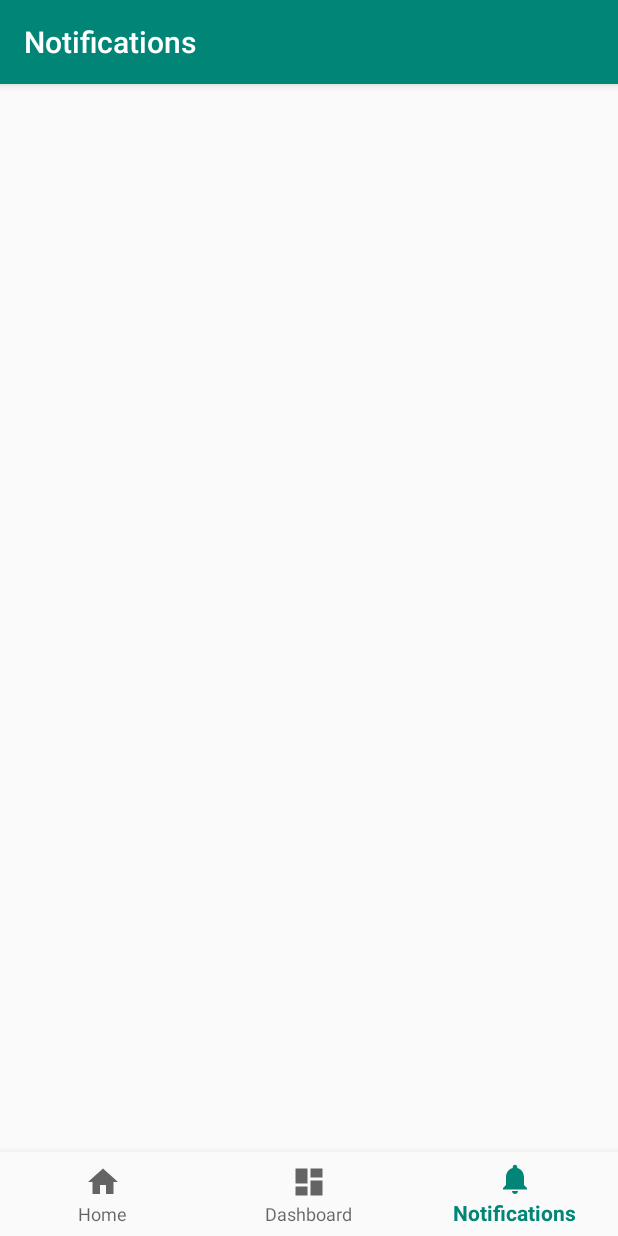
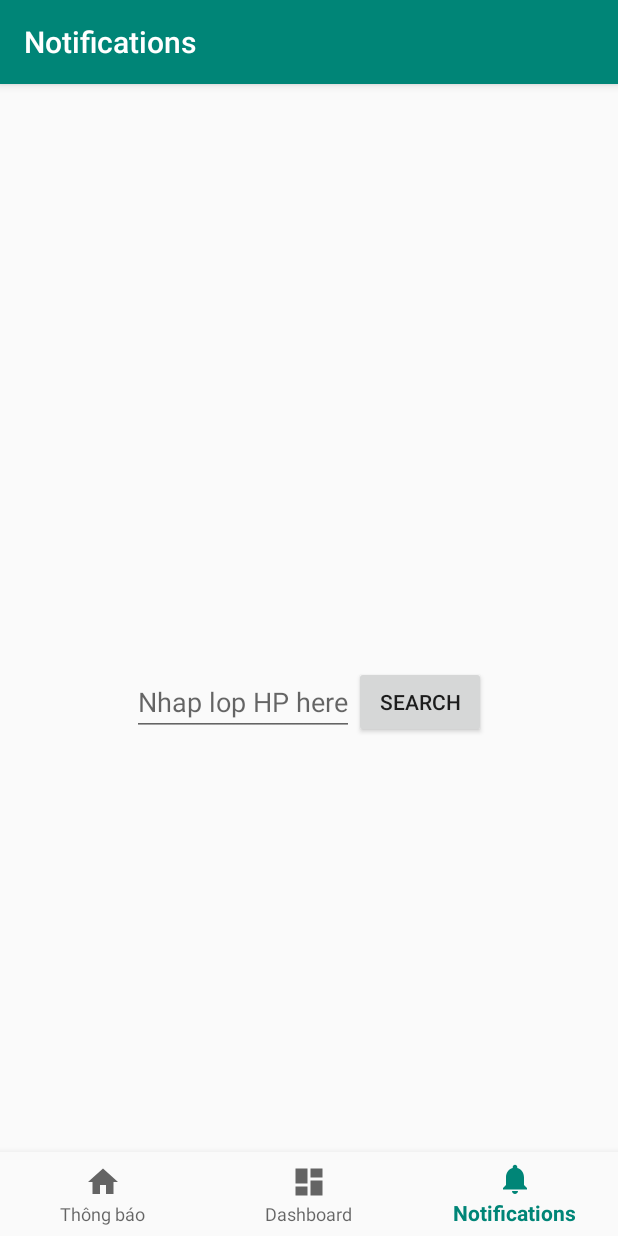
Before and after one commit to Bad-Intentions-team/DUTNotifier, an Android app: the screen it shows after launch (MainActivity), item 3 of the bottom bar chosen, on a phone screen of 412 x 824 dp. Run offline under Robolectric (Android 15) with nearby library versions, the phone set to English and light mode, and no system bars; our stand-ins replace navigation-ui.

Commit message:
Add SQLite, Broadcast Receiver, reformat code
Add class MyDatabaseHelper
Add class Wifi, Connection Receiver

```diff
--- /dev/null
+++ b/app/src/main/java/com/example/dutnotifier/INTERNET/ConnectionReceiver.java
@@ -0,0 +1,20 @@
+package com.example.dutnotifier.INTERNET;
+
+import android.content.BroadcastReceiver;
+import android.content.Context;
+import android.content.Intent;
+import android.net.ConnectivityManager;
+import android.net.NetworkInfo;
+
+public class ConnectionReceiver extends BroadcastReceiver {
+    @Override
+    public void onReceive(Context context, Intent intent) {
+    }
+    public static boolean isConnected() {
+        ConnectivityManager
+                cm = (ConnectivityManager) Wifi.getInstance().getApplicationContext()
+                .getSystemService(Context.CONNECTIVITY_SERVICE);
+        NetworkInfo ni = cm.getActiveNetworkInfo();
+        return ni != null && ni.isConnectedOrConnecting();
+    }
+}
--- /dev/null
+++ b/app/src/main/java/com/example/dutnotifier/INTERNET/Wifi.java
@@ -0,0 +1,15 @@
+package com.example.dutnotifier.INTERNET;
+
+import android.app.Application;
+
+public class Wifi extends Application {
+    static Wifi wifiInstance;
+    @Override
+    public void onCreate() {
+        super.onCreate();
+        wifiInstance = this;
+    }
+    public static synchronized Wifi getInstance() {
+        return wifiInstance;
+    }
+}
--- a/app/src/main/java/com/example/dutnotifier/MainActivity.java
+++ b/app/src/main/java/com/example/dutnotifier/MainActivity.java
@@ -15,7 +15,7 @@ public class MainActivity extends AppCompatActivity {
     @Override
     protected void onCreate(Bundle savedInstanceState) {
         super.onCreate(savedInstanceState);
-        setContentView(R.layout.activity_main2);
+        setContentView(R.layout.activity_main);
         BottomNavigationView navView = findViewById(R.id.nav_view);
         // Passing each menu ID as a set of Ids because each
         // menu should be considered as top level destinations.
--- /dev/null
+++ b/app/src/main/java/com/example/dutnotifier/MyDatabaseHelper.java
@@ -0,0 +1,98 @@
+package com.example.dutnotifier;
+
+import android.content.ContentValues;
+import android.content.Context;
+import android.database.Cursor;
+import android.database.sqlite.SQLiteDatabase;
+import android.database.sqlite.SQLiteOpenHelper;
+
+import com.example.dutnotifier.model.modelNoti;
+
+import java.util.ArrayList;
+import java.util.List;
+
+public class MyDatabaseHelper extends SQLiteOpenHelper {
+
+    private static final String TAG = "SQLite";
+    private static final int DATABASE_VERSION = 1;
+    private static final String DATABASE_NAME = "Noti_Manager";
+
+    // Tên bảng: Note.
+    private static final String TABLE_NOTI = "Notification";
+
+    private static final String COLUMN_NOTI_ID ="Noti_Id";
+    private static final String COLUMN_NOTI_TITLE ="Noti_Title";
+    private static final String COLUMN_NOTI_CONTENT = "Noti_Content";
+
+    public MyDatabaseHelper(Context context)  {
+        super(context, DATABASE_NAME, null, DATABASE_VERSION);
+    }
+    @Override
+    public void onCreate(SQLiteDatabase db) {
+        // Script tạo bảng.
+        String script = "CREATE TABLE " + TABLE_NOTI + "("
+                + COLUMN_NOTI_ID + " INTEGER PRIMARY KEY," + COLUMN_NOTI_TITLE + " TEXT,"
+                + COLUMN_NOTI_CONTENT + " TEXT" + ")";
+        // Chạy lệnh tạo bảng.
+        db.execSQL(script);
+    }
+
+    @Override
+    public void onUpgrade(SQLiteDatabase db, int oldVersion, int newVersion) {
+        // Hủy (drop) bảng cũ nếu nó đã tồn tại.
+        db.execSQL("DROP TABLE IF EXISTS " + TABLE_NOTI);
+        // Và tạo lại.
+        onCreate(db);
+    }
+
+    public void addNoti(modelNoti noti) {
+        SQLiteDatabase db = this.getWritableDatabase();
+        ContentValues values = new ContentValues();
+        values.put(COLUMN_NOTI_TITLE, noti.getTitle());
+        values.put(COLUMN_NOTI_CONTENT, noti.getContent());
+        // Crèn một dòng dữ liệu vào bảng.
+        db.insert(TABLE_NOTI, null, values);
+        // Đóng kết nối database.
+        db.close();
+    }
+
+    public void deleteTable() {
+        SQLiteDatabase db = this.getReadableDatabase();
+        db.execSQL("DROP TABLE IF EXISTS " + TABLE_NOTI);
+        onCreate(db);
+    }
+
+    public int getCountNoti() {
+        String countQuery = "SELECT  * FROM " + TABLE_NOTI;
+        SQLiteDatabase db = this.getReadableDatabase();
+        Cursor cursor = db.rawQuery(countQuery, null);
+//        cursor.close();
+        // return count
+        return cursor.getCount();
+    }
+
+    public ArrayList<modelNoti> getAllNotis() {
+        ArrayList<modelNoti> notiList = new ArrayList<modelNoti>();
+        // Select All Query
+        String selectQuery = "SELECT  * FROM " + TABLE_NOTI;
+
+        SQLiteDatabase db = this.getWritableDatabase();
+        Cursor cursor = db.rawQuery(selectQuery, null);
+
+
+        // Duyệt trên con trỏ, và thêm vào danh sách.
+        if (cursor.moveToFirst()) {
+            do {
+                modelNoti noti = new modelNoti();
+                noti.setId(Integer.parseInt(cursor.getString(0)));
+                noti.setTitle(cursor.getString(1));
+                noti.setContent(cursor.getString(2));
+                // Thêm vào danh sách.
+                notiList.add(noti);
+            } while (cursor.moveToNext());
+        }
+
+        // return note list
+        return notiList;
+    }
+}
--- a/app/src/main/java/com/example/dutnotifier/ui/dashboard/DashboardFragment.java
+++ b/app/src/main/java/com/example/dutnotifier/ui/dashboard/DashboardFragment.java
@@ -21,7 +21,7 @@ public class DashboardFragment extends Fragment {
                              ViewGroup container, Bundle savedInstanceState) {
 
         View root = inflater.inflate(R.layout.fragment_dashboard, container, false);
-        final TextView textView = root.findViewById(R.id.text_dashboard);
+  //      final TextView textView = root.findViewById(R.id.text_dashboard);
         return root;
     }
 }
--- a/app/src/main/java/com/example/dutnotifier/ui/home/HomeFragment.java
+++ b/app/src/main/java/com/example/dutnotifier/ui/home/HomeFragment.java
@@ -6,12 +6,15 @@ import android.view.LayoutInflater;
 import android.view.View;
 import android.view.ViewGroup;
 import android.widget.TextView;
+import android.widget.Toast;
 
 import androidx.annotation.NonNull;
 import androidx.fragment.app.Fragment;
 import androidx.recyclerview.widget.GridLayoutManager;
 import androidx.recyclerview.widget.RecyclerView;
 
+import com.example.dutnotifier.INTERNET.ConnectionReceiver;
+import com.example.dutnotifier.MyDatabaseHelper;
 import com.example.dutnotifier.NotiAdapter;
 import com.example.dutnotifier.R;
 import com.example.dutnotifier.model.modelNoti;
@@ -28,11 +31,14 @@ public class HomeFragment extends Fragment {
     public static final String MY_URL = "http://sv.dut.udn.vn/G_Thongbao_LopHP.aspx";
     private RecyclerView recycler;
     private NotiAdapter notiAdapter;
+    private MyDatabaseHelper db;
     public View onCreateView(@NonNull LayoutInflater inflater,
                              ViewGroup container, Bundle savedInstanceState) {
 
+        db = new MyDatabaseHelper(getActivity());
         View root = inflater.inflate(R.layout.fragment_home, container, false);
         recycler = (RecyclerView) root.findViewById(R.id.recyler_category);
+
         configRecyclerView();
         new DownloadTask().execute(MY_URL);
         return root;
@@ -51,13 +57,13 @@ public class HomeFragment extends Fragment {
         protected ArrayList<modelNoti> doInBackground(String... strings) {
             Document document = null;
             ArrayList<modelNoti> listNoti = new ArrayList<>();
+            if( checkInternet() == true) {
+                db.deleteTable();
                 try {
                     document = (Document) Jsoup.connect(strings[0]).get();
                     if (document != null) {
                         Elements sub = document.select("body");
                         Element element = sub.first();
-
-
                         String str = element.ownText();
                         String [] arr = str.split("Thầy");
                         for(int i=1;i<arr.length;i++) {
@@ -79,31 +85,20 @@ public class HomeFragment extends Fragment {
                                 noti.setContent(arr[j]);
                                 j++;
                             }
-
                             while(b != temp) {
                                 noti.setContent(b.text());
                                 b= b.nextElementSibling();
                             }
                             listNoti.add(noti);
+                            db.addNoti(noti);
                         }
-
-//                    for(int i=0;i<25;i++) {
-//                        modelNoti noti = new modelNoti();
-//                        Element element1 = element.getElementsByClass("MsoNormal").get(i);
-//                        Element date = element1.getElementsByTag("span").first();
-//                        Element title = element1.getElementsByTag("span").get(2);
-//
-//                        noti.setDate(date.text());
-//                        noti.setTitle(title.text());
-//                        noti.setContent("Unknown");
-//                        listNoti.add(noti);
-//
-//                    }
-
                     }
-
                 } catch (IOException e) {
                     e.printStackTrace();
+                }
+            }
+            else {
+                listNoti = db.getAllNotis();
             }
                 return listNoti;
         }
@@ -116,4 +111,9 @@ public class HomeFragment extends Fragment {
             recycler.setAdapter(notiAdapter);
         }
     }
+
+    private boolean checkInternet(){
+        boolean check = ConnectionReceiver.isConnected();
+        return check;
     }
+}
--- a/app/src/main/java/com/example/dutnotifier/ui/notifications/NotificationsFragment.java
+++ b/app/src/main/java/com/example/dutnotifier/ui/notifications/NotificationsFragment.java
@@ -4,6 +4,8 @@ import android.os.Bundle;
 import android.view.LayoutInflater;
 import android.view.View;
 import android.view.ViewGroup;
+import android.widget.Button;
+import android.widget.EditText;
 import android.widget.TextView;
 
 import androidx.annotation.Nullable;
@@ -15,15 +17,16 @@ import androidx.lifecycle.ViewModelProviders;
 import com.example.dutnotifier.R;
 
 public class NotificationsFragment extends Fragment {
-
+    private EditText mEdtInput;
+    private Button mBtnSearch;
 
 
     public View onCreateView(@NonNull LayoutInflater inflater,
                              ViewGroup container, Bundle savedInstanceState) {
 
         View root = inflater.inflate(R.layout.fragment_notifications, container, false);
-        final TextView textView = root.findViewById(R.id.text_notifications);
-
+        mEdtInput = (EditText) root.findViewById(R.id.edt_input);
+        mBtnSearch = (Button) root.findViewById(R.id.btn_search);
         return root;
     }
 }
--- a/app/src/main/res/layout/fragment_notifications.xml
+++ b/app/src/main/res/layout/fragment_notifications.xml
@@ -1,19 +1,20 @@
 <?xml version="1.0" encoding="utf-8"?>
-<androidx.constraintlayout.widget.ConstraintLayout xmlns:android="http://schemas.android.com/apk/res/android"
+<LinearLayout xmlns:android="http://schemas.android.com/apk/res/android"
     xmlns:app="http://schemas.android.com/apk/res-auto"
     android:layout_width="match_parent"
+    android:gravity="center"
     android:layout_height="match_parent">
 
-    <TextView
-        android:id="@+id/text_notifications"
-        android:layout_width="match_parent"
+    <EditText
+        android:layout_width="wrap_content"
         android:layout_height="wrap_content"
-        android:layout_marginStart="8dp"
-        android:layout_marginTop="8dp"
-        android:layout_marginEnd="8dp"
-        android:textAlignment="center"
-        android:textSize="20sp"
-        app:layout_constraintEnd_toEndOf="parent"
-        app:layout_constraintStart_toStartOf="parent"
-        app:layout_constraintTop_toTopOf="parent" />
-</androidx.constraintlayout.widget.ConstraintLayout>
+        android:id="@+id/edt_input"
+        android:hint="Nhap lop HP here"
+        ></EditText>
+    <Button
+        android:layout_width="wrap_content"
+        android:layout_height="wrap_content"
+        android:id="@+id/btn_search"
+        android:text="Search"
+        ></Button>
+</LinearLayout>
--- a/app/src/main/res/values/strings.xml
+++ b/app/src/main/res/values/strings.xml
@@ -1,7 +1,7 @@
 <resources>
     <string name="app_name">DUTNotifier</string>
-    <string name="title_activity_main2">Main2Activity</string>
-    <string name="title_home">Home</string>
+    <string name="title_activity_main">MainActivity</string>
+    <string name="title_home">Thông báo</string>
     <string name="title_dashboard">Dashboard</string>
     <string name="title_notifications">Notifications</string>
 </resources>
```
Also changed, not shown: app/src/main/AndroidManifest.xml (+9 -0 lines), app/src/main/java/com/example/dutnotifier/NotiAdapter.java (+0 -7 lines), app/src/main/java/com/example/dutnotifier/model/modelNoti.java (+12 -2 lines), app/src/main/res/layout/fragment_dashboard.xml (+5 -13 lines), app/src/main/res/layout/activity_main.xml (renamed from app/src/main/res/layout/activity_main2.xml). Lines whose indentation alone changed are shown as unchanged.
